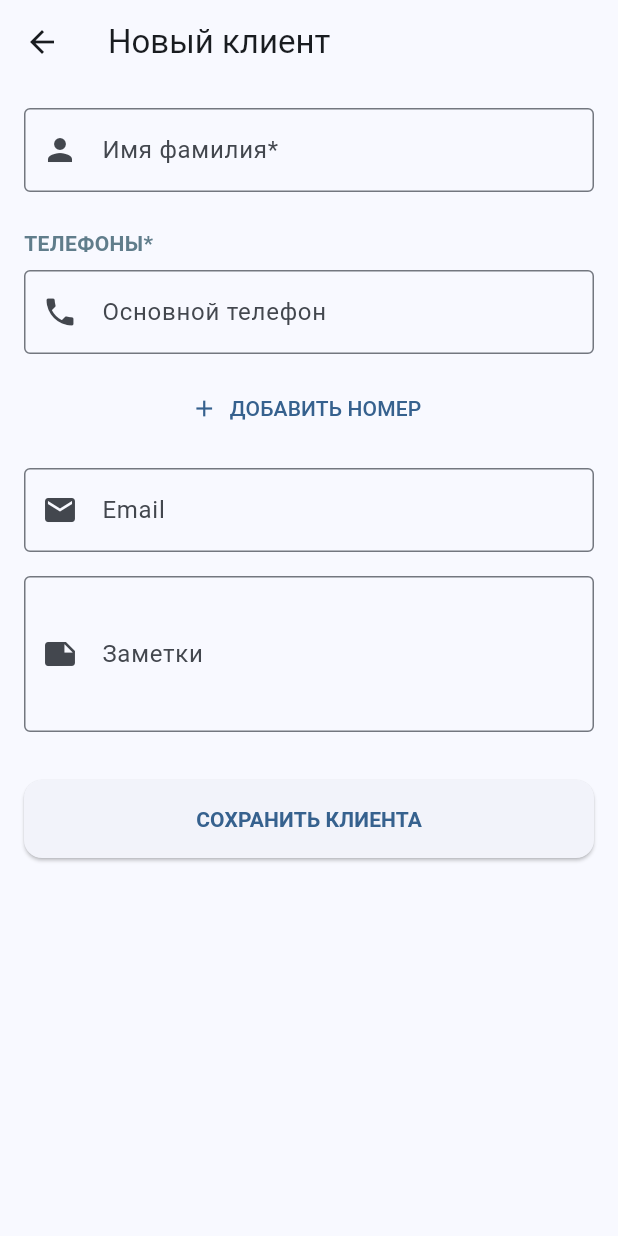
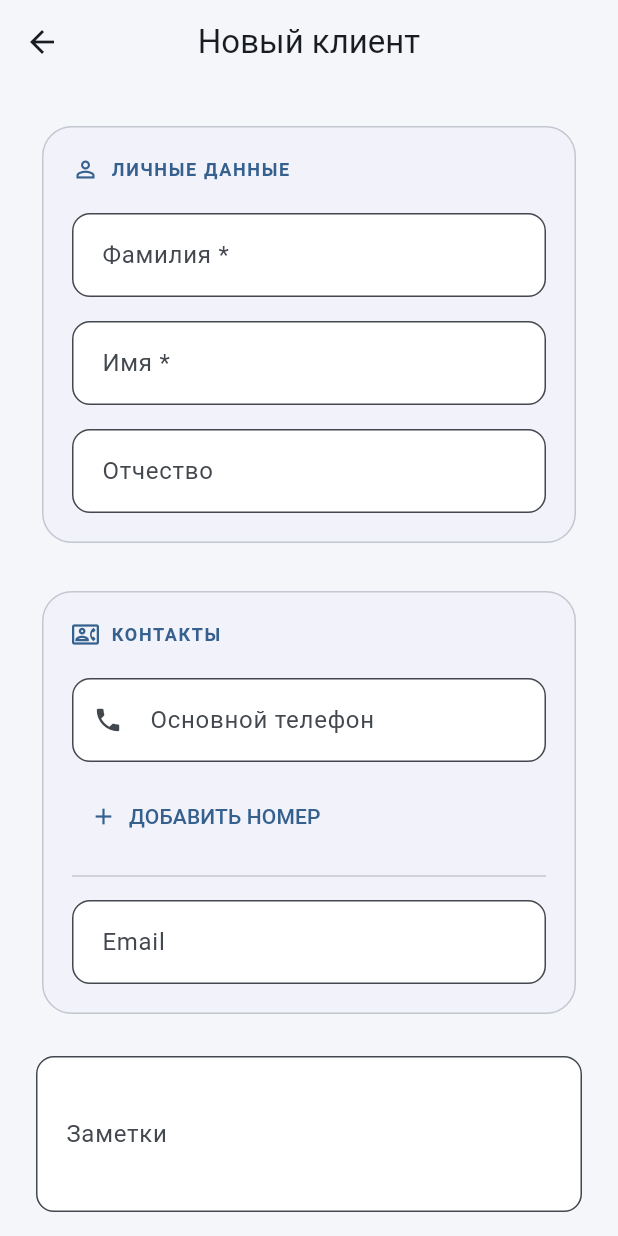
Before and after one commit to rgobov/crm, a Flutter app: the AddContactScreen screen opened directly, on a phone screen of 412 x 824 dp. Run offline on Flutter 3.47's test engine with Material 3 defaults, Android fonts, the phone set to English and light mode, and no system bars; our stand-ins replace connectivity_plus, dio, flutter_secure_storage, get_it, jwt_decoder, shared_preferences and 1 more; missing offline and left inert: stomp_dart_client; accounts and stored records are empty; network calls fail.

Commit message:
поменяли дизайн на метериал3

```diff
--- a/lib/features/contacts/add_contact_screen.dart
+++ b/lib/features/contacts/add_contact_screen.dart
@@ -6,7 +6,6 @@ import 'package:try_neuro/features/contacts/domain/contact_model.dart';
 import 'package:try_neuro/service_locator.dart';
 
 class AddContactScreen extends StatefulWidget {
-  // --- ИЗМЕНЕНИЕ: Принимаем начальный телефон ---
   final String? initialPhone;
   const AddContactScreen({super.key, this.initialPhone});
 
@@ -18,7 +17,10 @@ class _AddContactScreenState extends State<AddContactScreen> {
   final _formKey = GlobalKey<FormState>();
   final _contactService = sl<ContactService>();
 
-  final _nameController = TextEditingController();
+  final _firstNameController = TextEditingController();
+  final _lastNameController = TextEditingController();
+  final _middleNameController = TextEditingController();
+
   late final List<TextEditingController> _phoneControllers;
   final _emailController = TextEditingController();
   final _notesController = TextEditingController();
@@ -28,7 +30,6 @@ class _AddContactScreenState extends State<AddContactScreen> {
   @override
   void initState() {
     super.initState();
-    // Инициализируем контроллер первым номером, если он передан
     _phoneControllers = [
       TextEditingController(
         text: widget.initialPhone != null ? PhoneUtils.format(widget.initialPhone) : null
@@ -38,7 +39,9 @@ class _AddContactScreenState extends State<AddContactScreen> {
 
   @override
   void dispose() {
-    _nameController.dispose();
+    _firstNameController.dispose();
+    _lastNameController.dispose();
+    _middleNameController.dispose();
     for (var controller in _phoneControllers) {
       controller.dispose();
     }
@@ -77,10 +80,16 @@ class _AddContactScreenState extends State<AddContactScreen> {
       return;
     }
 
+    final String fullName = [
+      _lastNameController.text.trim(),
+      _firstNameController.text.trim(),
+      _middleNameController.text.trim(),
+    ].where((s) => s.isNotEmpty).join(' ');
+
     setState(() => _isSaving = true);
     try {
       final newContact = await _contactService.addContact(
-        name: _nameController.text.trim(),
+        name: fullName,
         phones: phones,
         email: _emailController.text.trim().isEmpty ? null : _emailController.text.trim(),
         notes: _notesController.text.trim().isEmpty ? null : _notesController.text.trim(),
@@ -91,7 +100,7 @@ class _AddContactScreenState extends State<AddContactScreen> {
     } catch (e) {
       if (mounted) {
         ScaffoldMessenger.of(context).showSnackBar(
-          SnackBar(content: Text('Ошибка сохранения: ${e.toString()}'), backgroundColor: Colors.red),
+          SnackBar(content: Text('Ошибка: ${e.toString()}'), backgroundColor: Colors.red),
         );
       }
     } finally {
@@ -101,110 +110,206 @@ class _AddContactScreenState extends State<AddContactScreen> {
 
   @override
   Widget build(BuildContext context) {
+    final theme = Theme.of(context);
+    final colorScheme = theme.colorScheme;
+
     return Scaffold(
+      backgroundColor: colorScheme.surfaceVariant.withOpacity(0.3),
       appBar: AppBar(
         title: const Text('Новый клиент'),
+        centerTitle: true,
+        elevation: 0,
+        backgroundColor: Colors.transparent,
       ),
-      body: Form(
+      body: SafeArea(
+        child: Form(
           key: _formKey,
-        child: SingleChildScrollView(
-          padding: const EdgeInsets.all(16.0),
-          child: Column(
-            crossAxisAlignment: CrossAxisAlignment.stretch,
+          child: ListView(
+            padding: const EdgeInsets.all(24.0),
             children: [
-              TextFormField(
-                controller: _nameController,
-                textCapitalization: TextCapitalization.words,
-                decoration: const InputDecoration(
-                  labelText: 'Имя фамилия*',
-                  prefixIcon: Icon(Icons.person),
-                  border: OutlineInputBorder(),
+              // --- СЕКЦИЯ: ЛИЧНЫЕ ДАННЫЕ ---
+              _buildFormSection(
+                title: 'Личные данные',
+                icon: Icons.person_outline,
+                colorScheme: colorScheme,
+                children: [
+                  _buildTextField(
+                    controller: _lastNameController,
+                    label: 'Фамилия *',
+                    hint: 'Введите фамилию',
+                    validator: (v) => v?.trim().isEmpty ?? true ? 'Введите фамилию' : null,
                   ),
-                validator: (v) => v == null || v.trim().isEmpty ? 'Введите имя' : null,
+                  const SizedBox(height: 16),
+                  _buildTextField(
+                    controller: _firstNameController,
+                    label: 'Имя *',
+                    hint: 'Введите имя',
+                    validator: (v) => v?.trim().isEmpty ?? true ? 'Введите имя' : null,
                   ),
+                  const SizedBox(height: 16),
+                  _buildTextField(
+                    controller: _middleNameController,
+                    label: 'Отчество',
+                    hint: 'Необязательно',
+                  ),
+                ],
+              ),
+
               const SizedBox(height: 24),
 
-              const Text('ТЕЛЕФОНЫ*', style: TextStyle(fontWeight: FontWeight.bold, fontSize: 14, color: Colors.blueGrey)),
-              const SizedBox(height: 8),
+              // --- СЕКЦИЯ: ТЕЛЕФОНЫ ---
+              _buildFormSection(
+                title: 'Контакты',
+                icon: Icons.contact_phone_outlined,
+                colorScheme: colorScheme,
+                children: [
                   ..._phoneControllers.asMap().entries.map((entry) {
-                int index = entry.key;
-                TextEditingController controller = entry.value;
+                    final index = entry.key;
+                    final controller = entry.value;
                     return Padding(
                       padding: const EdgeInsets.only(bottom: 12.0),
                       child: Row(
+                        crossAxisAlignment: CrossAxisAlignment.start,
                         children: [
                           Expanded(
                             child: TextFormField(
+                              key: ValueKey('phone_field_$index'),
                               controller: controller,
                               decoration: InputDecoration(
                                 labelText: index == 0 ? 'Основной телефон' : 'Дополнительный',
-                            hintText: '+7 (___) ___-__-__',
-                            prefixIcon: const Icon(Icons.phone),
-                            border: const OutlineInputBorder(),
+                                prefixIcon: const Icon(Icons.phone, size: 20),
+                                border: OutlineInputBorder(borderRadius: BorderRadius.circular(12)),
+                                filled: true,
+                                fillColor: Colors.white,
                               ),
                               keyboardType: TextInputType.phone,
-                          inputFormatters: [
-                            RussianPhoneInputFormatter(),
-                          ],
+                              inputFormatters: [RussianPhoneInputFormatter()],
                               validator: (v) {
-                            if (index == 0) {
-                              if (v == null || v.trim().isEmpty) return 'Введите телефон';
-                              if (PhoneUtils.clean(v).length < 10) return 'Номер слишком короткий';
-                            }
+                                final cleaned = PhoneUtils.clean(v ?? '');
+                                if (index == 0 && cleaned.isEmpty) return 'Обязательное поле';
+                                if (cleaned.isNotEmpty && cleaned.length < 10) return 'Номер слишком короткий';
                                 return null;
                               },
                             ),
                           ),
                           if (_phoneControllers.length > 1)
                             IconButton(
-                          icon: const Icon(Icons.remove_circle_outline, color: Colors.red),
+                              icon: Icon(Icons.remove_circle_outline, color: colorScheme.error),
                               onPressed: () => _removePhoneField(index),
                             ),
                         ],
                       ),
                     );
-              }),
+                  }).toList(),
                   TextButton.icon(
                     onPressed: _addPhoneField,
                     icon: const Icon(Icons.add),
                     label: const Text('ДОБАВИТЬ НОМЕР'),
                   ),
-
-              const SizedBox(height: 16),
-              TextFormField(
+                  const Divider(height: 32),
+                  _buildTextField(
                     controller: _emailController,
-                decoration: const InputDecoration(
-                  labelText: 'Email',
-                  prefixIcon: Icon(Icons.email),
-                  border: OutlineInputBorder(),
-                ),
+                    label: 'Email',
+                    hint: 'example@mail.com',
                     keyboardType: TextInputType.emailAddress,
                   ),
-              const SizedBox(height: 16),
-              TextFormField(
+                ],
+              ),
+
+              const SizedBox(height: 24),
+
+              // --- ПРОЧЕЕ ---
+              _buildTextField(
                 controller: _notesController,
-                decoration: const InputDecoration(
-                  labelText: 'Заметки',
-                  prefixIcon: Icon(Icons.note),
-                  border: OutlineInputBorder(),
-                ),
+                label: 'Заметки',
+                hint: 'Дополнительная информация о клиенте...',
                 maxLines: 3,
               ),
-              const SizedBox(height: 32),
-              ElevatedButton(
+
+              const SizedBox(height: 40),
+
+              // --- КНОПКА СОХРАНЕНИЯ ---
+              FilledButton(
                 onPressed: _isSaving ? null : _saveContact,
-                style: ElevatedButton.styleFrom(
-                  padding: const EdgeInsets.symmetric(vertical: 16),
-                  shape: RoundedRectangleBorder(borderRadius: BorderRadius.circular(12)),
+                style: FilledButton.styleFrom(
+                  padding: const EdgeInsets.symmetric(vertical: 18),
+                  shape: RoundedRectangleBorder(borderRadius: BorderRadius.circular(16)),
+                  minimumSize: const Size(double.infinity, 56),
                 ),
                 child: _isSaving
-                  ? const CircularProgressIndicator(color: Colors.white)
-                  : const Text('СОХРАНИТЬ КЛИЕНТА', style: TextStyle(fontWeight: FontWeight.bold)),
+                  ? const SizedBox(height: 24, width: 24, child: CircularProgressIndicator(color: Colors.white, strokeWidth: 2))
+                  : const Text('СОХРАНИТЬ КЛИЕНТА', style: TextStyle(fontSize: 16, fontWeight: FontWeight.bold)),
               ),
+              const SizedBox(height: 20),
             ],
           ),
         ),
       ),
     );
   }
+
+  Widget _buildFormSection({
+    required String title,
+    required IconData icon,
+    required ColorScheme colorScheme,
+    required List<Widget> children,
+  }) {
+    return Card(
+      elevation: 0,
+      shape: RoundedRectangleBorder(
+        borderRadius: BorderRadius.circular(20),
+        side: BorderSide(color: colorScheme.outlineVariant),
+      ),
+      child: Padding(
+        padding: const EdgeInsets.all(20.0),
+        child: Column(
+          crossAxisAlignment: CrossAxisAlignment.start,
+          children: [
+            Row(
+              children: [
+                Icon(icon, size: 18, color: colorScheme.primary),
+                const SizedBox(width: 8),
+                Text(
+                  title.toUpperCase(),
+                  style: TextStyle(
+                    fontSize: 12,
+                    fontWeight: FontWeight.bold,
+                    color: colorScheme.primary,
+                    letterSpacing: 1.1,
+                  ),
+                ),
+              ],
+            ),
+            const SizedBox(height: 20),
+            ...children,
+          ],
+        ),
+      ),
+    );
   }
+
+  Widget _buildTextField({
+    required TextEditingController controller,
+    required String label,
+    String? hint,
+    TextInputType? keyboardType,
+    int maxLines = 1,
+    String? Function(String?)? validator,
+  }) {
+    return TextFormField(
+      controller: controller,
+      textCapitalization: TextCapitalization.words,
+      keyboardType: keyboardType,
+      maxLines: maxLines,
+      validator: validator,
+      decoration: InputDecoration(
+        labelText: label,
+        hintText: hint,
+        border: OutlineInputBorder(borderRadius: BorderRadius.circular(12)),
+        filled: true,
+        fillColor: Colors.white,
+        contentPadding: const EdgeInsets.symmetric(horizontal: 16, vertical: 16),
+      ),
+    );
+  }
+}
```
Also changed, not shown: lib/features/contacts/contacts_screen.dart (+66 -91 lines), lib/features/schedule/appointment_edit_screen.dart (+91 -82 lines), lib/features/schedule/day_timeline.dart (+71 -64 lines), lib/features/schedule/schedule_screen.dart (+39 -18 lines), 1 other file. Lines whose indentation alone changed are shown as unchanged.
